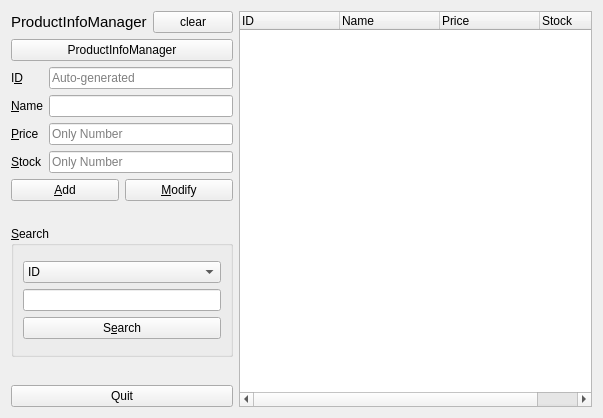
Qt form Qt_Project(master)/productmanagerform.ui (jshs214/Qt_Project) before a commit.
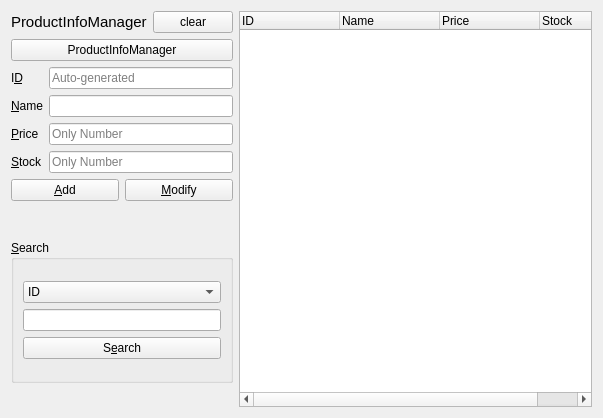
The same form after that commit. Icons and pictures are not drawn.

```diff
--- a/Qt_Project(master)/productmanagerform.ui
+++ b/Qt_Project(master)/productmanagerform.ui
@@ -17,7 +17,7 @@
    <item>
     <layout class="QHBoxLayout" name="horizontalLayout" stretch="2,6">
      <item>
-      <layout class="QVBoxLayout" name="verticalLayout_4" stretch="1,0,7,6,1,0">
+      <layout class="QVBoxLayout" name="verticalLayout_4" stretch="1,0,7,6,1">
        <item>
         <layout class="QHBoxLayout" name="horizontalLayout_2">
          <item>
@@ -213,13 +213,6 @@
          </property>
         </spacer>
        </item>
-       <item>
-        <widget class="QPushButton" name="pushButton">
-         <property name="text">
-          <string>Quit</string>
-         </property>
-        </widget>
-       </item>
       </layout>
      </item>
      <item>
```
